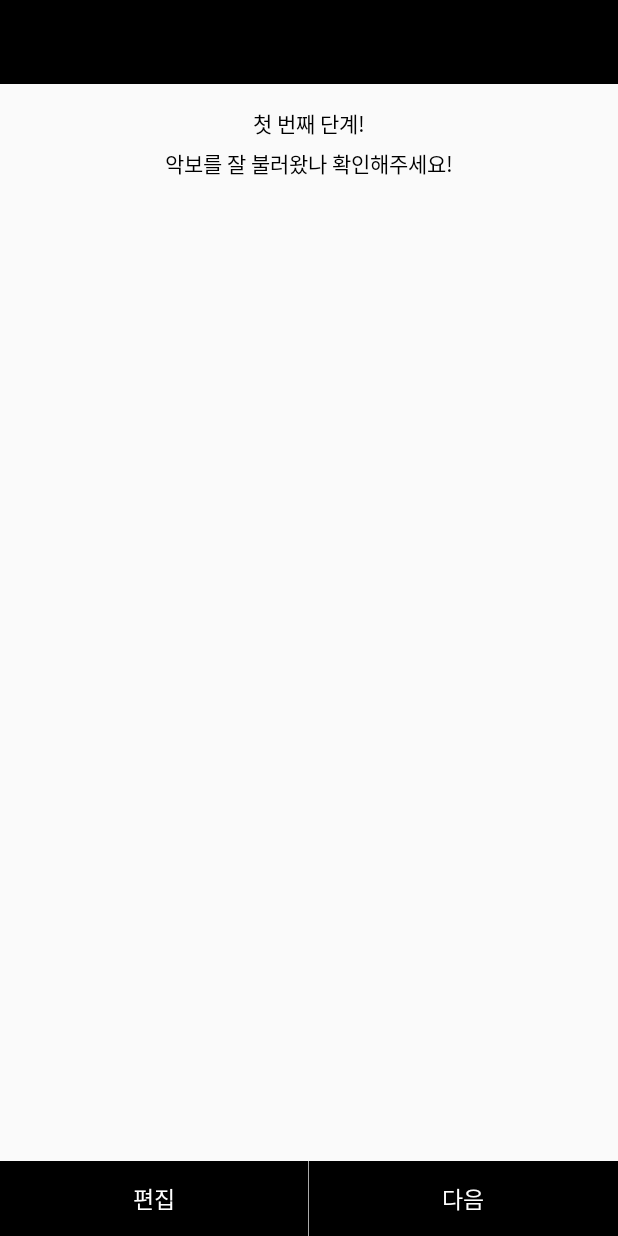
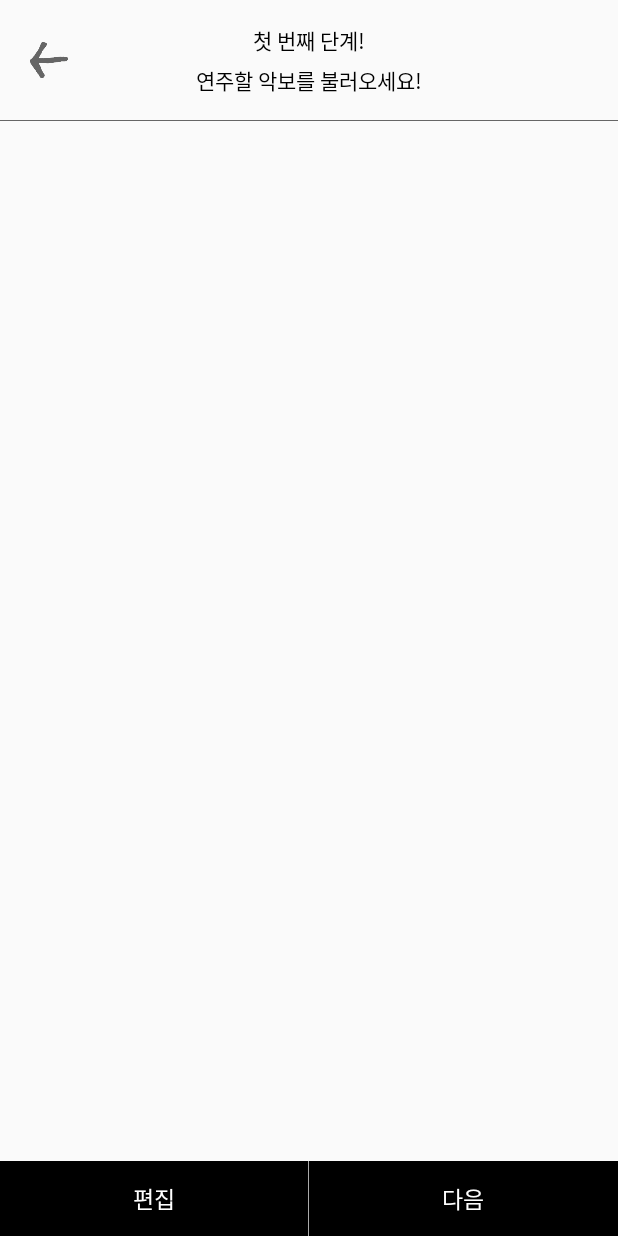
Before and after one commit to SeongWonKong/WithScore, an Android app: the layout activity_load_score.xml on its own in the app's theme, with its tools: preview values and no code run, on a phone screen of 412 x 824 dp. Run offline under Robolectric (Android 15) with nearby library versions, the phone set to English and light mode, and no system bars; Roboto replaces fonts that are not available here.

Commit message:
악보 불러오는 스탭 수정

```diff
--- a/app/src/main/java/com/withscore/seongwonkong/withscore/application/AppNavigator.java
+++ b/app/src/main/java/com/withscore/seongwonkong/withscore/application/AppNavigator.java
@@ -28,9 +28,10 @@ public class AppNavigator {
         activity.startActivity(intent);
     }
 
-    public static void goSingleScoreActivity(Activity activity, Uri uri) {
+    public static void goSingleScoreActivity(Activity activity, Uri uri, int pageNum) {
         Intent intent = new Intent(activity, SingleScoreActivity.class);
         intent.putExtra("uri", uri);
+        intent.putExtra("pageNum", pageNum);
         activity.startActivity(intent);
     }
 
--- a/app/src/main/res/layout/activity_load_score.xml
+++ b/app/src/main/res/layout/activity_load_score.xml
@@ -6,17 +6,35 @@
     android:layout_height="match_parent"
     tools:context="com.withscore.seongwonkong.withscore.view.load_score.LoadScoreActivity">
 
-    <android.support.v7.widget.Toolbar
-        android:id="@+id/load_score_tool_bar"
+    <RelativeLayout
+        android:id="@+id/top_wrap"
         android:layout_width="match_parent"
-        android:layout_height="wrap_content"
-        android:background="@android:color/black"
-        app:titleTextColor="@android:color/white"
-        />
-
+        android:layout_height="80dp">
+        <ImageView
+            android:id="@+id/back_button"
+            android:layout_width="45dp"
+            android:layout_height="45dp"
+            android:src="@drawable/back"
+            android:layout_centerVertical="true"
+            android:padding="10dp"
+            android:layout_marginLeft="10dp"
+            />
+        <com.withscore.seongwonkong.withscore.view.load_score.component.LoadScoreStepGuide
+            android:layout_width="match_parent"
+            android:layout_height="wrap_content"
+            app:step="1"
+            />
+    </RelativeLayout>
+    <View
+        android:id="@+id/border"
+        android:layout_below="@id/top_wrap"
+        android:layout_width="match_parent"
+        android:layout_height="0.5dp"
+        android:background="@color/default_text"
+        android:layout_marginBottom="15dp"/>
     <ScrollView
         android:id="@+id/score_grid_scroll_view"
-        android:layout_below="@id/load_score_tool_bar"
+        android:layout_below="@id/border"
         android:layout_width="match_parent"
         android:layout_height="match_parent"
         android:fillViewport="true"
@@ -27,11 +45,6 @@
             android:layout_height="wrap_content"
             android:orientation="vertical"
             android:gravity="center_horizontal">
-            <com.withscore.seongwonkong.withscore.view.load_score.component.LoadScoreStepGuide
-                android:layout_width="match_parent"
-                android:layout_height="wrap_content"
-                app:step="1"
-                />
 
             <GridLayout
                 android:id="@+id/score_grid_layout"
--- a/app/src/main/res/layout/component_load_score_step_view.xml
+++ b/app/src/main/res/layout/component_load_score_step_view.xml
@@ -2,7 +2,7 @@
 <LinearLayout xmlns:android="http://schemas.android.com/apk/res/android"
     android:orientation="vertical"
     android:layout_width="match_parent"
-    android:layout_height="wrap_content"
+    android:layout_height="80dp"
     android:padding="15dp"
     android:gravity="center">
 
--- a/app/src/main/res/values/strings.xml
+++ b/app/src/main/res/values/strings.xml
@@ -10,13 +10,14 @@
     <string name="select_from_gallery">악보 불러오기</string>
 
     <string name="load_score_step_1">첫 번째 단계!</string>
-    <string name="load_score_step_1_content">악보를 잘 불러왔나 확인해주세요!</string>
+    <string name="load_score_step_1_content">연주할 악보를 불러오세요!</string>
     <string name="load_score_button">+</string>
     <string name="load_score_edit_button">편집</string>
     <string name="load_score_finish_edit_button">편집 완료</string>
     <string name="load_score_edit_toast_message">편집을 시작합니다.\n순서를 바꾸려면 악보를 길게 클릭해주세요!</string>
     <string name="load_score_next_step">다음</string>
-
+    <string name="load_score_detail_view">%d 번째 악보</string>
+    <string name="load_score_duplicate">이미 불러온 악보는 다시 불러올 수 없어요!</string>
 
     <string name="load_score_step_2">두 번째 단계!</string>
     <string name="load_score_step_2_content">악보를 가이드에 맞추어 잘라주세요!</string>
```
Also changed, not shown: app/src/main/java/com/withscore/seongwonkong/withscore/view/load_score/LoadScoreActivity.java (+49 -17 lines), app/src/main/java/com/withscore/seongwonkong/withscore/view/load_score/SingleScoreActivity.java (+17 -8 lines), app/src/main/res/layout/activity_home.xml (+4 -4 lines), app/src/main/res/layout/activity_single_score.xml (+27 -7 lines), app/src/main/res/layout/activity_splash.xml (+27 -3 lines), app/src/main/res/layout/view_single_score_item.xml (+9 -7 lines), app/src/main/res/drawable-xxxhdpi/add.png (added), app/src/main/res/drawable-xxxhdpi/back.png (added), app/src/main/res/drawable-xxxhdpi/ballon_1_666.png, app/src/main/res/drawable-xxxhdpi/ballon_2_666.png, app/src/main/res/drawable-xxxhdpi/ballon_3_666.png, app/src/main/res/drawable-xxxhdpi/ballon_4_666.png, app/src/main/res/drawable-xxxhdpi/ballon_5_666.png.
